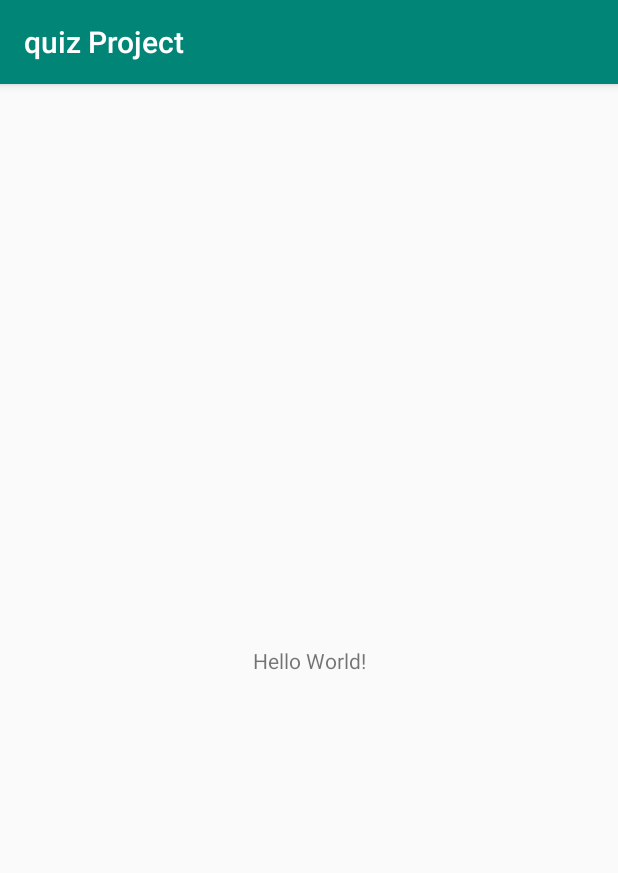
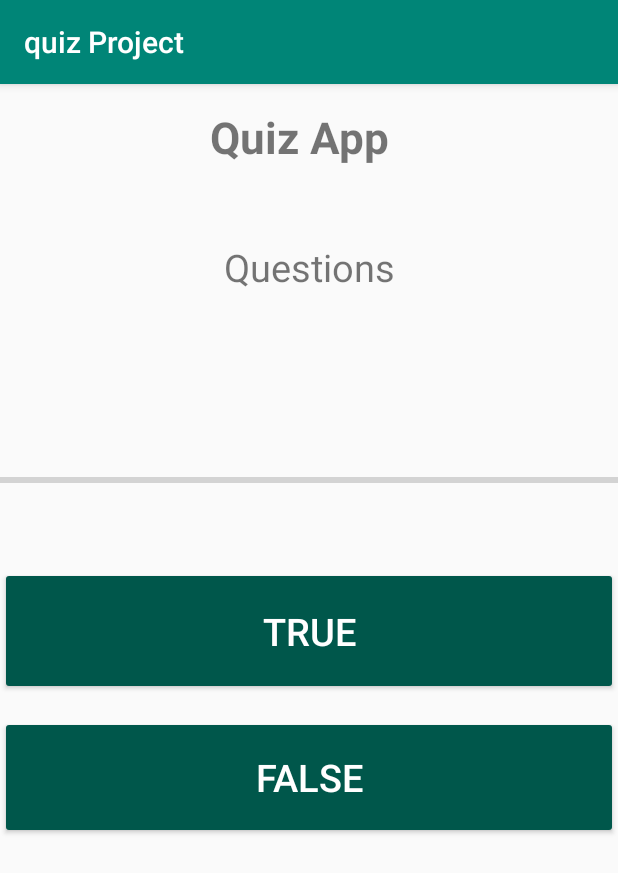
Before and after one commit to yasir78604/quiz_Project, an Android app: the screen it shows after launch (MainActivity), on a phone screen of 412 x 824 dp. Shown: the top 873 px of the screen. Run offline under Robolectric (Android 15) with nearby library versions, the phone set to English and light mode, and no system bars; 3 statements that could not run were skipped.

Commit message:
added features

```diff
--- a/app/src/main/AndroidManifest.xml
+++ b/app/src/main/AndroidManifest.xml
@@ -9,7 +9,7 @@
         android:roundIcon="@mipmap/ic_launcher_round"
         android:supportsRtl="true"
         android:theme="@style/AppTheme">
-        <activity android:name=".MainActivity">
+        <activity android:name=".MainActivity" android:screenOrientation="portrait">
             <intent-filter>
                 <action android:name="android.intent.action.MAIN" />
 
--- a/app/src/main/java/com/example/quizproject/MainActivity.java
+++ b/app/src/main/java/com/example/quizproject/MainActivity.java
@@ -3,12 +3,91 @@ package com.example.quizproject;
 import androidx.appcompat.app.AppCompatActivity;
 
 import android.os.Bundle;
+import android.view.View;
+import android.widget.Button;
+import android.widget.ProgressBar;
+import android.widget.TextView;
+import android.widget.Toast;
 
 public class MainActivity extends AppCompatActivity {
 
+
+    private QuizModel[] quizModels = new QuizModel[]{
+            new QuizModel(R.string.q10,true),
+            new QuizModel(R.string.q1,true),
+            new QuizModel(R.string.q2,false),
+            new QuizModel(R.string.q3,true),
+            new QuizModel(R.string.q4,false),
+            new QuizModel(R.string.q5,true),
+            new QuizModel(R.string.q6,false),
+            new QuizModel(R.string.q7,true),
+            new QuizModel(R.string.q8,true),
+            new QuizModel(R.string.q9,false),
+    };
+    final int incPro = (int) Math.ceil( 100.0/quizModels.length);
+
+    private Button btnTrue , btnFalse;
+    private TextView txtQuestion , txtQues;
+    private ProgressBar progressBar;
+    private int mUserValue;
+
+
+    private int mQuestionIndex;
     @Override
     protected void onCreate(Bundle savedInstanceState) {
         super.onCreate(savedInstanceState);
         setContentView(R.layout.activity_main);
+
+        intiWidget();
+
+        QuizModel model = quizModels[mQuestionIndex];
+
+        txtQuestion.setText(model.getmQuestion());
+
+
+
+        btnTrue.setOnClickListener(new View.OnClickListener() {
+            @Override
+            public void onClick(View v) {
+                userAnswerEvaluate(true);
+               changeButton();
+            }
+        });
+
+        btnFalse.setOnClickListener(new View.OnClickListener() {
+            @Override
+            public void onClick(View v) {
+                userAnswerEvaluate(false);
+                changeButton();
+
+            }
+        });
+    }
+
+    public void changeButton(){
+        mQuestionIndex +=1;
+        mQuestionIndex = mQuestionIndex % 10;
+        QuizModel model = quizModels[mQuestionIndex];
+        txtQuestion.setText(model.getmQuestion());
+        progressBar.incrementProgressBy(incPro);
+        txtQues.setText(mUserValue + " / 10");
+    }
+
+    public void intiWidget(){
+        btnTrue = (Button)findViewById(R.id.btnTrue);
+        btnFalse = (Button) findViewById(R.id.btnFalse);
+        txtQuestion = (TextView) findViewById(R.id.txtQuestions);
+        txtQues = (TextView) findViewById(R.id.txtQues);
+        progressBar = (ProgressBar)findViewById(R.id.progressBar);
+    }
+
+    public void userAnswerEvaluate(boolean guess){
+
+        if (quizModels[mQuestionIndex].ismAnswer() == guess){
+            Toast.makeText(getApplicationContext(),R.string.correct_text,Toast.LENGTH_SHORT).show();
+            mUserValue = mUserValue + 1;
+        }else {
+            Toast.makeText(getApplicationContext(),R.string.incorrect_text,Toast.LENGTH_SHORT).show();
+        }
     }
 }
--- a/app/src/main/res/layout/activity_main.xml
+++ b/app/src/main/res/layout/activity_main.xml
@@ -1,5 +1,6 @@
 <?xml version="1.0" encoding="utf-8"?>
-<androidx.constraintlayout.widget.ConstraintLayout xmlns:android="http://schemas.android.com/apk/res/android"
+<RelativeLayout
+    xmlns:android="http://schemas.android.com/apk/res/android"
     xmlns:app="http://schemas.android.com/apk/res-auto"
     xmlns:tools="http://schemas.android.com/tools"
     android:layout_width="match_parent"
@@ -7,12 +8,64 @@
     tools:context=".MainActivity">
 
     <TextView
-        android:layout_width="wrap_content"
+        android:id="@+id/txtQues"
+        android:layout_width="131dp"
         android:layout_height="wrap_content"
-        android:text="Hello World!"
-        app:layout_constraintBottom_toBottomOf="parent"
-        app:layout_constraintLeft_toLeftOf="parent"
-        app:layout_constraintRight_toRightOf="parent"
-        app:layout_constraintTop_toTopOf="parent" />
+        android:layout_centerHorizontal="true"
+        android:layout_marginTop="15dp"
+        android:text="Quiz App"
+        android:textSize="29dp"
+        android:textStyle="bold" />
 
-</androidx.constraintlayout.widget.ConstraintLayout>
+
+    <TextView
+        android:id="@+id/txtQuestions"
+        android:layout_width="match_parent"
+        android:layout_height="101dp"
+        android:layout_below="@+id/txtQues"
+        android:layout_marginTop="50dp"
+        android:text="Questions"
+        android:textSize="25dp"
+        android:textAlignment="center"/>
+
+    <ProgressBar
+        android:id="@+id/progressBar"
+        style="?android:attr/progressBarStyleHorizontal"
+        android:layout_width="match_parent"
+        android:layout_height="wrap_content"
+        android:layout_below="@+id/txtQuestions"
+        android:layout_marginTop="50dp" />
+
+    <Button
+        android:id="@+id/btnTrue"
+        android:layout_width="match_parent"
+        android:layout_height="85dp"
+        android:layout_below="@id/progressBar"
+        android:layout_alignParentEnd="true"
+        android:layout_alignParentRight="true"
+        android:layout_marginLeft="25dp"
+        android:layout_marginTop="50dp"
+        android:layout_marginEnd="0dp"
+        android:layout_marginRight="0dp"
+        android:backgroundTint="@color/colorPrimaryDark"
+        android:text="True"
+        android:textColor="#fff"
+        android:textSize="25dp" />
+
+    <Button
+        android:id="@+id/btnFalse"
+        android:layout_width="match_parent"
+        android:layout_height="82dp"
+        android:layout_below="@+id/btnTrue"
+        android:layout_alignParentEnd="true"
+        android:layout_alignParentRight="true"
+        android:layout_marginLeft="25dp"
+        android:layout_marginTop="14dp"
+        android:layout_marginEnd="0dp"
+        android:layout_marginRight="25dp"
+        android:backgroundTint="@color/colorPrimaryDark"
+        android:text="False"
+        android:textColor="#fff"
+        android:textSize="25dp" />
+
+</RelativeLayout>
--- a/app/src/main/res/values/strings.xml
+++ b/app/src/main/res/values/strings.xml
@@ -1,3 +1,20 @@
 <resources>
     <string name="app_name">quiz Project</string>
+    <string name="correct_text">Correct!</string>
+    <string name="incorrect_text">Incorrect!</string>
+    <string name="first_score_text">0/10</string>
+    <string name="correct_toast_message">Great!</string>
+    <string name="Incorrect_toast_message">Not Good!</string>
+
+    <string name="q1">The Hawaiian alphabet has only 12 letters.</string>
+    <string name="q2">Animals that lay eggs don\'t have belly buttons.</string>
+    <string name="q3">A ball of glass will bounce higher than a ball of rubber.</string>
+    <string name="q4">1/4 of the bones in your body are in your feet.</string>
+    <string name="q5">You blink over 10,000,000 times a year.</string>
+    <string name="q6">A sneeze travels out of your mouth at over 100 miles an hour.</string>
+    <string name="q7">Strawberries contain more vitamin C than oranges.</string>
+    <string name="q8">The longest one-syllable word is "screeched."</string>
+    <string name="q9">You share your birthday with at least 9 million other people in the world.</string>
+    <string name="q10">No piece of paper can be folded more than seven times.</string>
+
 </resources>
```
